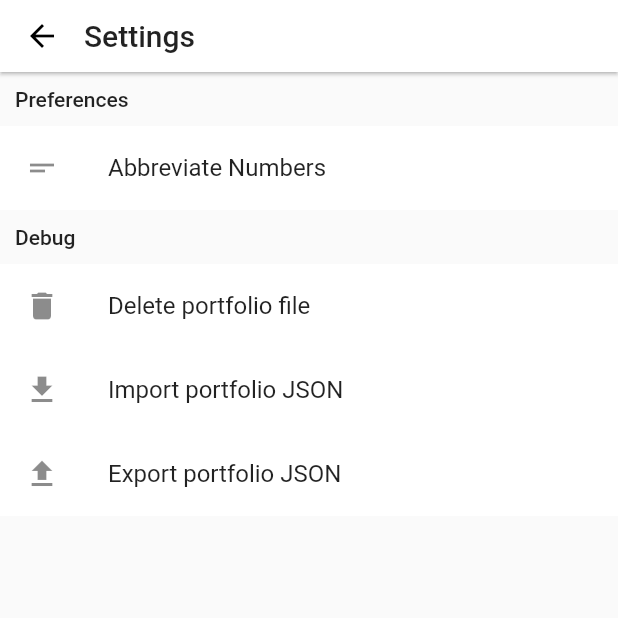
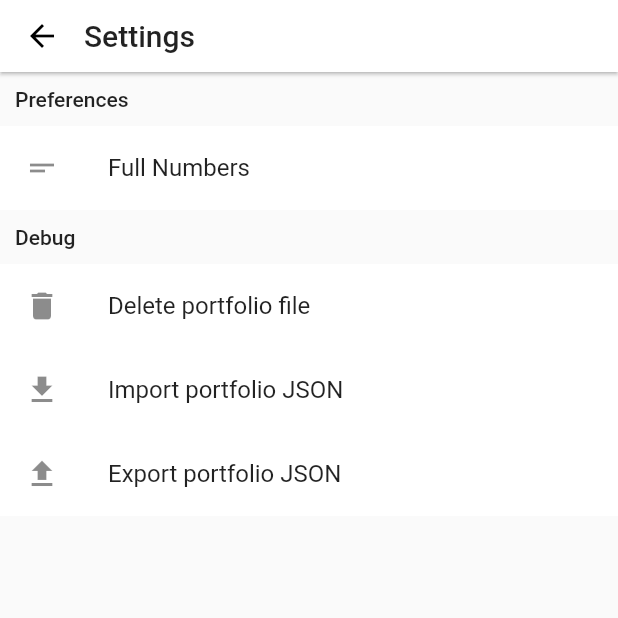
Before and after one commit to tommy725/trace, a Flutter app: the SettingsPage screen opened by its route, on a phone screen of 412 x 824 dp, the top half of it. Run offline on Flutter 3.47's test engine with Material 2 defaults, Android fonts, the phone set to English and light mode, and no system bars; our stand-ins replace shared_preferences; missing offline and left inert: flutter_circular_chart; accounts and stored records are empty; network calls fail.

```diff
--- a/lib/portfolio/transaction_sheet.dart
+++ b/lib/portfolio/transaction_sheet.dart
@@ -59,7 +59,6 @@ class TransactionSheet extends StatefulWidget {
   TransactionSheet(
       this.loadPortfolio,
       this.marketListData,
-
       {Key key,
         this.editMode: false,
         this.snapshot,
@@ -114,6 +113,9 @@ class TransactionSheetState extends State<TransactionSheet> {
       transactions.forEach((transaction) => total += transaction["quantity"]);
       totalQuantities[symbol] = total;
     });
+    if (widget.editMode) {
+      totalQuantities[widget.symbol] -= widget.snapshot["quantity"];
+    }
   }
 
   _handleRadioValueChange(int value) {
--- a/lib/settings_page.dart
+++ b/lib/settings_page.dart
@@ -89,7 +89,7 @@ class SettingsPageState extends State<SettingsPage>{
               color: Theme.of(context).cardColor,
               child: new ListTile(
                 leading: new Icon(Icons.short_text),
-                title: new Text(shortenOn ? "Full Numbers" : "Abbreviate Numbers"),
+                title: new Text(shortenOn ? "Abbreviated Numbers" : "Full Numbers"),
                 onTap: () {
                   setState(() {
                     shortenOn = !shortenOn;
```
